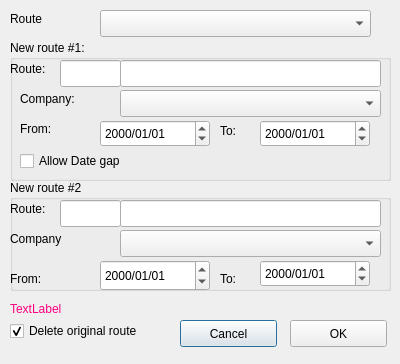
Old version of the form mapper_app/ui/splitroute.ui in the repository allenck/mapper.
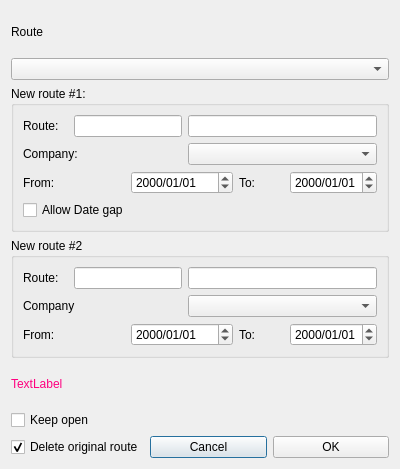
New version of the form.

```diff
--- a/mapper_app/ui/splitroute.ui
+++ b/mapper_app/ui/splitroute.ui
@@ -7,333 +7,174 @@
     <x>0</x>
     <y>0</y>
     <width>400</width>
-    <height>364</height>
+    <height>469</height>
    </rect>
   </property>
   <property name="windowTitle">
    <string>Dialog</string>
   </property>
+  <layout class="QVBoxLayout" name="verticalLayout">
+   <item>
   <widget class="QLabel" name="label">
-   <property name="geometry">
-    <rect>
-     <x>10</x>
-     <y>10</y>
-     <width>67</width>
-     <height>17</height>
-    </rect>
-   </property>
    <property name="text">
     <string>Route</string>
    </property>
   </widget>
-  <widget class="QComboBox" name="cbRoutes">
-   <property name="geometry">
-    <rect>
-     <x>100</x>
-     <y>10</y>
-     <width>271</width>
-     <height>27</height>
-    </rect>
-   </property>
-  </widget>
+   </item>
+   <item>
+    <widget class="QComboBox" name="cbRoutes"/>
+   </item>
+   <item>
   <widget class="QGroupBox" name="groupBox1">
-   <property name="geometry">
-    <rect>
-     <x>10</x>
-     <y>40</y>
-     <width>381</width>
-     <height>141</height>
-    </rect>
-   </property>
    <property name="title">
     <string>New route #1:</string>
    </property>
+     <layout class="QGridLayout" name="gridLayout">
+      <item row="0" column="0">
+       <widget class="QLabel" name="label_2">
+        <property name="text">
+         <string>Route:</string>
+        </property>
+       </widget>
+      </item>
+      <item row="0" column="1" colspan="2">
+       <widget class="QLineEdit" name="txtNewRouteNbr1">
+        <property name="toolTip">
+         <string>&lt;html&gt;&lt;head/&gt;&lt;body&gt;&lt;p&gt;Enter an existing route number, e.g. '20' or 'M1'. Enter a range, eg. '200,299' to create a new numeric number in that range.&lt;/p&gt;&lt;/body&gt;&lt;/html&gt;</string>
+        </property>
+        <property name="maxLength">
+         <number>6</number>
+        </property>
+       </widget>
+      </item>
+      <item row="0" column="3" colspan="3">
    <widget class="QLineEdit" name="txtNewRouteName1">
-    <property name="geometry">
-     <rect>
-      <x>110</x>
-      <y>20</y>
-      <width>261</width>
-      <height>27</height>
-     </rect>
-    </property>
     <property name="maxLength">
      <number>125</number>
     </property>
    </widget>
+      </item>
+      <item row="1" column="0" colspan="2">
    <widget class="QLabel" name="label_4">
-    <property name="geometry">
-     <rect>
-      <x>10</x>
-      <y>50</y>
-      <width>67</width>
-      <height>17</height>
-     </rect>
-    </property>
     <property name="text">
      <string>Company:</string>
     </property>
    </widget>
-   <widget class="QComboBox" name="cbCompany1">
-    <property name="geometry">
-     <rect>
-      <x>110</x>
-      <y>50</y>
-      <width>261</width>
-      <height>27</height>
-     </rect>
-    </property>
-   </widget>
-   <widget class="QLabel" name="label_2">
-    <property name="geometry">
-     <rect>
-      <x>0</x>
-      <y>20</y>
-      <width>51</width>
-      <height>17</height>
-     </rect>
-    </property>
-    <property name="text">
-     <string>Route:</string>
-    </property>
-   </widget>
-   <widget class="QDateEdit" name="dateFrom1">
-    <property name="geometry">
-     <rect>
-      <x>90</x>
-      <y>80</y>
-      <width>110</width>
-      <height>27</height>
-     </rect>
-    </property>
-    <property name="displayFormat">
-     <string>yyyy/MM/dd</string>
-    </property>
-   </widget>
+      </item>
+      <item row="1" column="3" colspan="3">
+       <widget class="QComboBox" name="cbCompany1"/>
+      </item>
+      <item row="2" column="0" colspan="2">
    <widget class="QLabel" name="label_6">
-    <property name="geometry">
-     <rect>
-      <x>10</x>
-      <y>80</y>
-      <width>67</width>
-      <height>17</height>
-     </rect>
-    </property>
     <property name="text">
      <string>From:</string>
     </property>
    </widget>
+      </item>
+      <item row="2" column="2" colspan="2">
+       <widget class="QDateEdit" name="dateFrom1">
+        <property name="displayFormat">
+         <string>yyyy/MM/dd</string>
+        </property>
+       </widget>
+      </item>
+      <item row="2" column="4">
    <widget class="QLabel" name="label_7">
-    <property name="geometry">
-     <rect>
-      <x>210</x>
-      <y>80</y>
-      <width>31</width>
-      <height>21</height>
-     </rect>
-    </property>
     <property name="text">
      <string>To:</string>
     </property>
    </widget>
+      </item>
+      <item row="2" column="5">
    <widget class="QDateEdit" name="dateTo1">
-    <property name="geometry">
-     <rect>
-      <x>250</x>
-      <y>80</y>
-      <width>110</width>
-      <height>27</height>
-     </rect>
-    </property>
     <property name="displayFormat">
      <string>yyyy/MM/dd</string>
     </property>
    </widget>
-   <widget class="QLineEdit" name="txtNewRouteNbr1">
-    <property name="geometry">
-     <rect>
-      <x>50</x>
-      <y>20</y>
-      <width>61</width>
-      <height>27</height>
-     </rect>
-    </property>
-    <property name="toolTip">
-     <string>&lt;html&gt;&lt;head/&gt;&lt;body&gt;&lt;p&gt;Enter an existing route number, e.g. '20' or 'M1'. Enter a range, eg. '200,299' to create a new numeric number in that range.&lt;/p&gt;&lt;/body&gt;&lt;/html&gt;</string>
-    </property>
-    <property name="maxLength">
-     <number>6</number>
-    </property>
-   </widget>
+      </item>
+      <item row="3" column="0" colspan="4">
    <widget class="QCheckBox" name="chkAllowGap">
-    <property name="geometry">
-     <rect>
-      <x>10</x>
-      <y>110</y>
-      <width>141</width>
-      <height>22</height>
-     </rect>
-    </property>
     <property name="text">
      <string>Allow Date gap</string>
     </property>
    </widget>
-  </widget>
+      </item>
+     </layout>
+    </widget>
+   </item>
+   <item>
   <widget class="QGroupBox" name="groupBox2">
-   <property name="geometry">
-    <rect>
-     <x>10</x>
-     <y>180</y>
-     <width>381</width>
-     <height>111</height>
-    </rect>
-   </property>
    <property name="title">
     <string>New route #2</string>
    </property>
-   <widget class="QLineEdit" name="txtNewRouteName2">
-    <property name="geometry">
-     <rect>
-      <x>110</x>
-      <y>20</y>
-      <width>261</width>
-      <height>27</height>
-     </rect>
-    </property>
-    <property name="maxLength">
-     <number>125</number>
-    </property>
-   </widget>
+     <layout class="QGridLayout" name="gridLayout_2">
+      <item row="1" column="0">
    <widget class="QLabel" name="label_3">
-    <property name="geometry">
-     <rect>
-      <x>0</x>
-      <y>20</y>
-      <width>51</width>
-      <height>17</height>
-     </rect>
-    </property>
     <property name="text">
      <string>Route:</string>
     </property>
    </widget>
+      </item>
+      <item row="1" column="1" colspan="2">
+       <widget class="QLineEdit" name="txtNewRouteNbr2">
+        <property name="toolTip">
+         <string>&lt;html&gt;&lt;head/&gt;&lt;body&gt;&lt;p&gt;Enter an existing route number, e.g. '20' or 'M1'. Enter a range, eg. '200,299' to create a new numeric number in that range.&lt;/p&gt;&lt;/body&gt;&lt;/html&gt;</string>
+        </property>
+        <property name="maxLength">
+         <number>6</number>
+        </property>
+       </widget>
+      </item>
+      <item row="1" column="3" colspan="3">
+       <widget class="QLineEdit" name="txtNewRouteName2">
+        <property name="maxLength">
+         <number>125</number>
+        </property>
+       </widget>
+      </item>
+      <item row="2" column="0" colspan="2">
    <widget class="QLabel" name="label_5">
-    <property name="geometry">
-     <rect>
-      <x>0</x>
-      <y>50</y>
-      <width>67</width>
-      <height>17</height>
-     </rect>
-    </property>
     <property name="text">
      <string>Company</string>
     </property>
    </widget>
-   <widget class="QComboBox" name="cbCompany2">
-    <property name="geometry">
-     <rect>
-      <x>110</x>
-      <y>50</y>
-      <width>261</width>
-      <height>27</height>
-     </rect>
-    </property>
-   </widget>
+      </item>
+      <item row="2" column="3" colspan="3">
+       <widget class="QComboBox" name="cbCompany2"/>
+      </item>
+      <item row="3" column="0" colspan="2">
    <widget class="QLabel" name="label_8">
-    <property name="geometry">
-     <rect>
-      <x>0</x>
-      <y>90</y>
-      <width>67</width>
-      <height>17</height>
-     </rect>
-    </property>
     <property name="text">
      <string>From:</string>
     </property>
    </widget>
+      </item>
+      <item row="3" column="2" colspan="2">
    <widget class="QDateEdit" name="dateFrom2">
-    <property name="geometry">
-     <rect>
-      <x>90</x>
-      <y>80</y>
-      <width>110</width>
-      <height>31</height>
-     </rect>
-    </property>
     <property name="displayFormat">
      <string>yyyy/MM/dd</string>
     </property>
    </widget>
+      </item>
+      <item row="3" column="4">
    <widget class="QLabel" name="label_9">
-    <property name="geometry">
-     <rect>
-      <x>210</x>
-      <y>90</y>
-      <width>31</width>
-      <height>17</height>
-     </rect>
-    </property>
     <property name="text">
      <string>To:</string>
     </property>
    </widget>
+      </item>
+      <item row="3" column="5">
    <widget class="QDateEdit" name="dateTo2">
-    <property name="geometry">
-     <rect>
-      <x>250</x>
-      <y>80</y>
-      <width>110</width>
-      <height>27</height>
-     </rect>
-    </property>
     <property name="displayFormat">
      <string>yyyy/MM/dd</string>
     </property>
    </widget>
-   <widget class="QLineEdit" name="txtNewRouteNbr2">
-    <property name="geometry">
-     <rect>
-      <x>50</x>
-      <y>20</y>
-      <width>61</width>
-      <height>27</height>
-     </rect>
-    </property>
-    <property name="toolTip">
-     <string>&lt;html&gt;&lt;head/&gt;&lt;body&gt;&lt;p&gt;Enter an existing route number, e.g. '20' or 'M1'. Enter a range, eg. '200,299' to create a new numeric number in that range.&lt;/p&gt;&lt;/body&gt;&lt;/html&gt;</string>
-    </property>
-    <property name="maxLength">
-     <number>6</number>
-    </property>
-   </widget>
-  </widget>
-  <widget class="QCheckBox" name="chkDeleteOriginal">
-   <property name="geometry">
-    <rect>
-     <x>10</x>
-     <y>320</y>
-     <width>171</width>
-     <height>22</height>
-    </rect>
-   </property>
-   <property name="text">
-    <string>Delete original route</string>
-   </property>
-   <property name="checked">
-    <bool>true</bool>
-   </property>
-  </widget>
+      </item>
+     </layout>
+    </widget>
+   </item>
+   <item>
   <widget class="QLabel" name="lblHelp">
-   <property name="geometry">
-    <rect>
-     <x>10</x>
-     <y>300</y>
-     <width>371</width>
-     <height>17</height>
-    </rect>
-   </property>
    <property name="palette">
     <palette>
      <active>
@@ -375,32 +216,43 @@
     <string>TextLabel</string>
    </property>
   </widget>
+   </item>
+   <item>
+    <widget class="QCheckBox" name="cbKeepOpen">
+     <property name="text">
+      <string>Keep open</string>
+     </property>
+    </widget>
+   </item>
+   <item>
+    <layout class="QHBoxLayout" name="horizontalLayout">
+     <item>
+      <widget class="QCheckBox" name="chkDeleteOriginal">
+       <property name="text">
+        <string>Delete original route</string>
+       </property>
+       <property name="checked">
+        <bool>true</bool>
+       </property>
+      </widget>
+     </item>
+     <item>
   <widget class="QPushButton" name="btnCancel">
-   <property name="geometry">
-    <rect>
-     <x>180</x>
-     <y>320</y>
-     <width>97</width>
-     <height>27</height>
-    </rect>
-   </property>
    <property name="text">
     <string>Cancel</string>
    </property>
   </widget>
+     </item>
+     <item>
   <widget class="QPushButton" name="btnOK">
-   <property name="geometry">
-    <rect>
-     <x>290</x>
-     <y>320</y>
-     <width>97</width>
-     <height>27</height>
-    </rect>
-   </property>
    <property name="text">
     <string>OK</string>
    </property>
   </widget>
+     </item>
+    </layout>
+   </item>
+  </layout>
  </widget>
  <resources/>
  <connections/>
```
Lines whose indentation alone changed are shown as unchanged.
